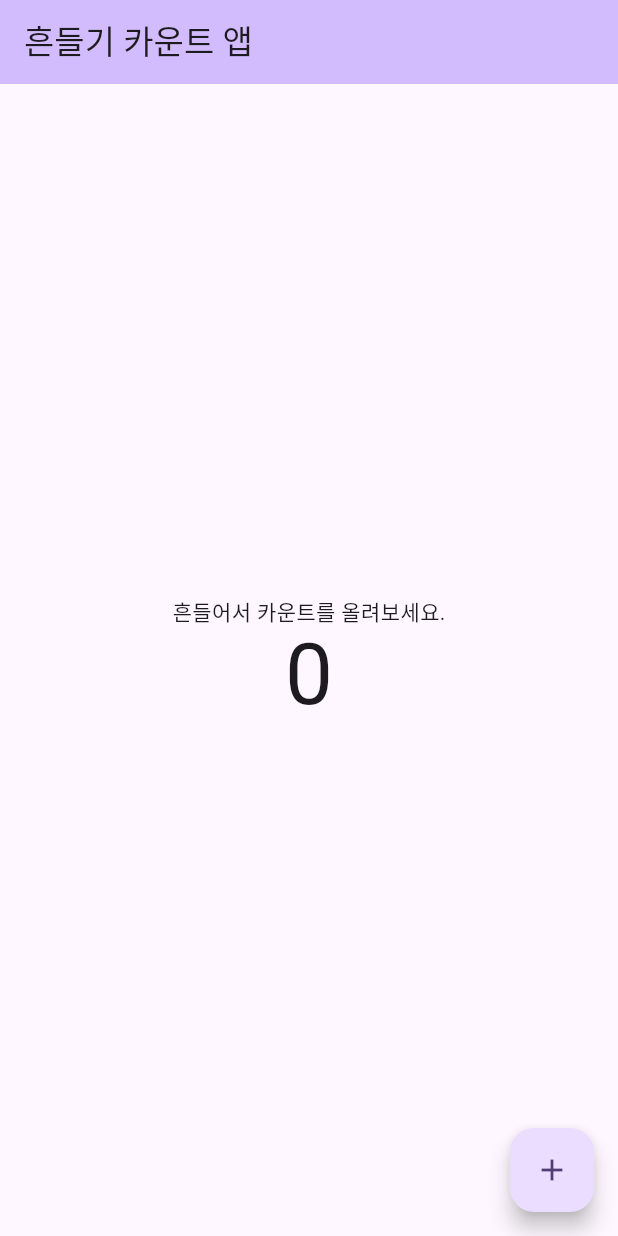
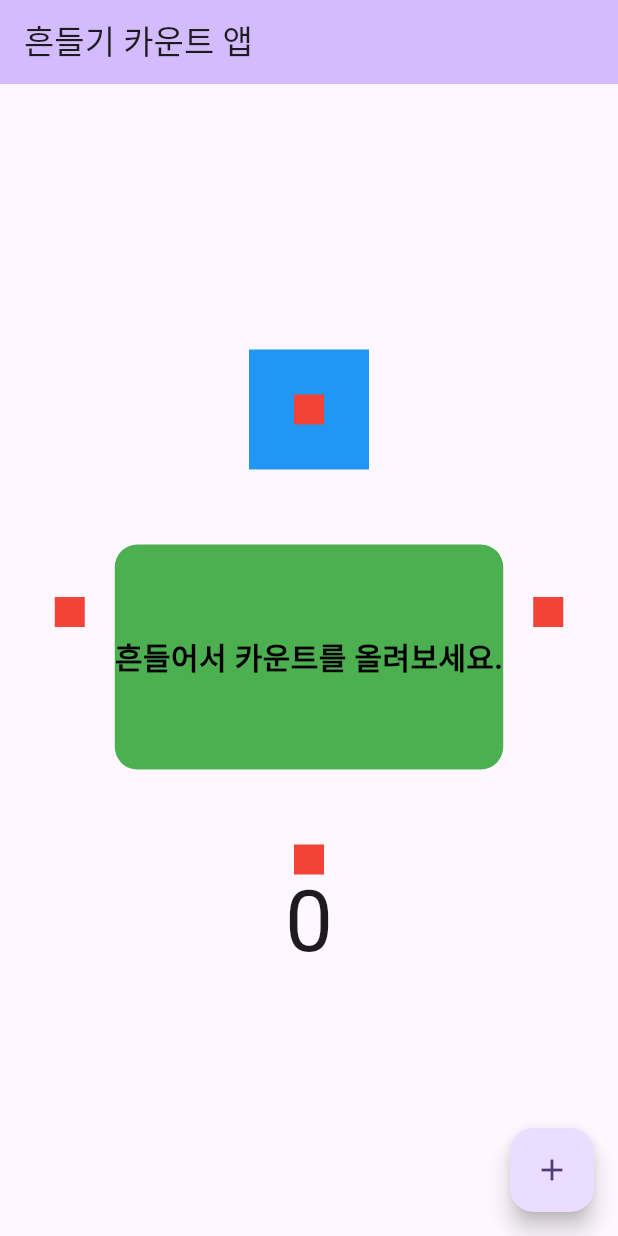
Before and after one commit to hojun-jo/fastcampus-15FlutterApp, a Flutter app: the screen it shows after launch, on a phone screen of 412 x 824 dp. Run offline on Flutter 3.47's test engine with Material 3 defaults, Android fonts, the phone set to English and light mode, and no system bars; our stand-ins replace google_fonts, velocity_x; missing offline and left inert: shake.

Commit message:
feat: velocity_x 활용 예제

```diff
--- a/part3_shake_count_app/lib/my_home_page.dart
+++ b/part3_shake_count_app/lib/my_home_page.dart
@@ -1,5 +1,7 @@
 import 'package:flutter/material.dart';
+import 'package:part3_shake_count_app/red_box.dart';
 import 'package:shake/shake.dart';
+import 'package:velocity_x/velocity_x.dart';
 
 class MyHomePage extends StatefulWidget {
   const MyHomePage({super.key, required this.title});
@@ -51,8 +53,35 @@ class _MyHomePageState extends State<MyHomePage> with WidgetsBindingObserver {
         child: Column(
           mainAxisAlignment: MainAxisAlignment.center,
           children: <Widget>[
-            const Text(
-              '흔들어서 카운트를 올려보세요.',
+            Row(
+              mainAxisAlignment: MainAxisAlignment.center,
+              children: [
+                const RedBox(),
+                Column(
+                  children: [
+                    const RedBox()
+                        .box
+                        .padding(EdgeInsets.all(30))
+                        .color(Colors.blue)
+                        .make(),
+                    '흔들어서 카운트를 올려보세요.'
+                        .text
+                        .size(20)
+                        .color(Colors.black)
+                        .bold
+                        .isIntrinsic
+                        .makeCentered()
+                        .box
+                        .rounded
+                        .color(Colors.green)
+                        .height(150)
+                        .make()
+                        .pSymmetric(h: 20, v: 50),
+                    const RedBox(),
+                  ],
+                ),
+                const RedBox(),
+              ],
             ),
             Text(
               '$_counter',
@@ -71,7 +100,7 @@ class _MyHomePageState extends State<MyHomePage> with WidgetsBindingObserver {
 
   @override
   void didChangeAppLifecycleState(AppLifecycleState state) {
-    switch(state) {
+    switch (state) {
       case AppLifecycleState.detached:
         break;
       case AppLifecycleState.resumed:
--- /dev/null
+++ b/part3_shake_count_app/lib/red_box.dart
@@ -0,0 +1,11 @@
+import 'package:flutter/material.dart';
+import 'package:velocity_x/velocity_x.dart';
+
+class RedBox extends StatelessWidget {
+  const RedBox({
+    super.key,
+  });
+
+  @override
+  Widget build(BuildContext context) => Container().box.color(Colors.red).size(20, 20).make();
+}
```
Lines whose indentation alone changed are shown as unchanged.
